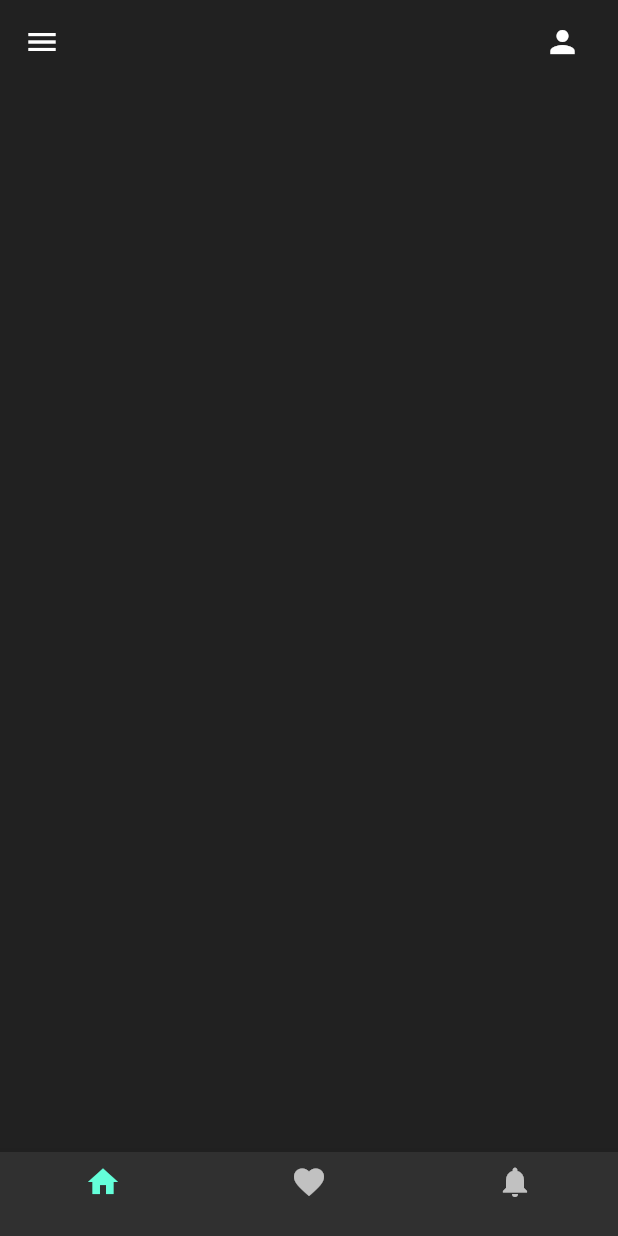
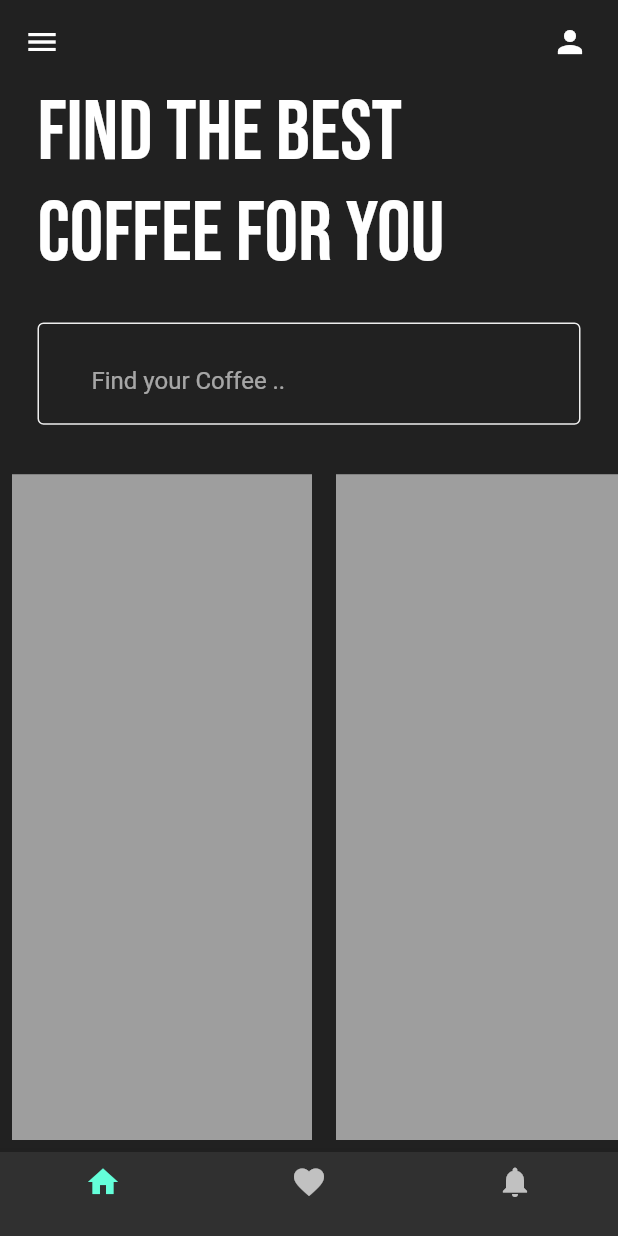
Before and after one commit to daniellekom/coffee_app_flutter, a Flutter app: the screen it shows after launch, on a phone screen of 412 x 824 dp. Run offline on Flutter 3.47's test engine with Material 2 defaults, Android fonts, the phone set to English and light mode, and no system bars; our stand-ins replace google_fonts.

Commit message:
home screen

```diff
--- a/lib/main.dart
+++ b/lib/main.dart
@@ -12,8 +12,13 @@ class MyApp extends StatelessWidget {
   Widget build(BuildContext context) {
     return  MaterialApp(
       debugShowCheckedModeBanner: false,
-      home: Homepage(),
-      theme: ThemeData(brightness: Brightness.dark),
+      home: const Homepage(),
+      theme: ThemeData(
+          brightness: Brightness.dark,
+          primarySwatch: Colors.orange,
+
+      ),
+
     );
   }
 }
--- a/lib/pages/home_page.dart
+++ b/lib/pages/home_page.dart
@@ -1,4 +1,5 @@
 import 'package:flutter/material.dart';
+import 'package:google_fonts/google_fonts.dart';
 
 class Homepage extends StatefulWidget {
   const Homepage({Key? key}) : super(key: key);
@@ -16,10 +17,12 @@ class _HomepageState extends State<Homepage> {
         elevation: 0,
         backgroundColor: Colors.transparent,
         leading: const Icon(Icons.menu),
-        actions: const [Padding(
-          padding: EdgeInsets.only(right: 25.0),
+        actions: const [
+          Padding(
+            padding: EdgeInsets.only(right: 20.0),
             child: Icon(Icons.person),
-        )],
+          )
+        ],
       ),
       bottomNavigationBar: BottomNavigationBar(
         items: const [
@@ -28,15 +31,70 @@ class _HomepageState extends State<Homepage> {
           BottomNavigationBarItem(icon: Icon(Icons.notifications), label: ""),
         ],
       ),
-      body: Column(
-        children: const [
+      body: Column(children: [
         // Find the best coffee for you
+        Padding(
+          padding: const EdgeInsets.symmetric(horizontal: 25.0),
+          child: Text(
+            "Find the best coffee for you",
+            style: GoogleFonts.bebasNeue(
+              fontSize: 56,
+            ),
+          ),
+        ),
+
+        SizedBox(height: 25),
 
         // Search bar
+        Padding(
+          padding: const EdgeInsets.symmetric(horizontal: 25.0),
+          child: TextField(
+            decoration: InputDecoration(
+              prefix: const Icon(Icons.search),
+              hintText: 'Find your Coffee ..',
+              focusedBorder: OutlineInputBorder(
+                borderSide: BorderSide(color: Colors.grey.shade200),
+              ),
+              enabledBorder: OutlineInputBorder(
+                borderSide: BorderSide(color: Colors.grey.shade200),
+              ),
+            ),
+          ),
+        ),
+        SizedBox(
+          height: 25,
+        ),
 
         // Horizontal listview of coffee tiles
+        Expanded(
+          child: ListView(
+            scrollDirection: Axis.horizontal,
+            children: [
+              Padding(
+                padding: const EdgeInsets.all(8.0),
+                child: Container(
+                  width: 200,
+                  color: Colors.grey,
+                ),
+              ),
+              Padding(
+                padding: const EdgeInsets.all(8.0),
+                child: Container(
+                  width: 200,
+                  color: Colors.grey,
+                ),
+              ),
+              Padding(
+                padding: const EdgeInsets.all(8.0),
+                child: Container(
+                  width: 200,
+                  color: Colors.grey,
+                ),
+              ),
             ],
           ),
+        ),
+      ]),
     );
   }
 }
--- a/pubspec.yaml
+++ b/pubspec.yaml
@@ -36,6 +36,7 @@ dependencies:
   # The following adds the Cupertino Icons font to your application.
   # Use with the CupertinoIcons class for iOS style icons.
   cupertino_icons: ^1.0.2
+  google_fonts:
 
 dev_dependencies:
   flutter_test:
```
Also changed, not shown: pubspec.lock, 10 other files. Lines whose indentation alone changed are shown as unchanged.
